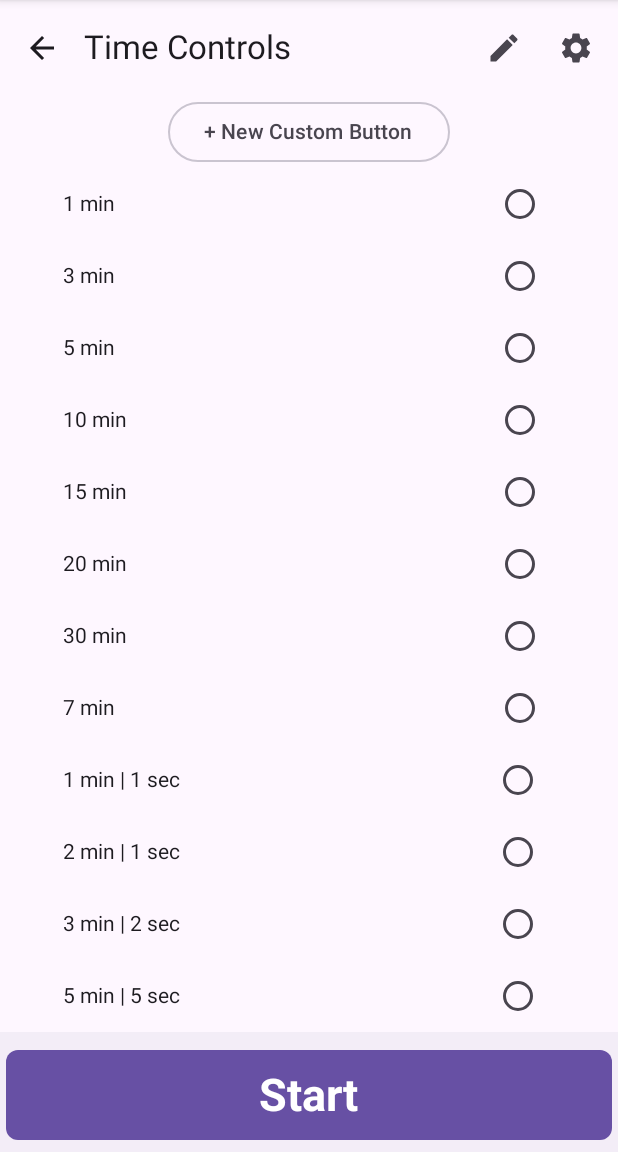
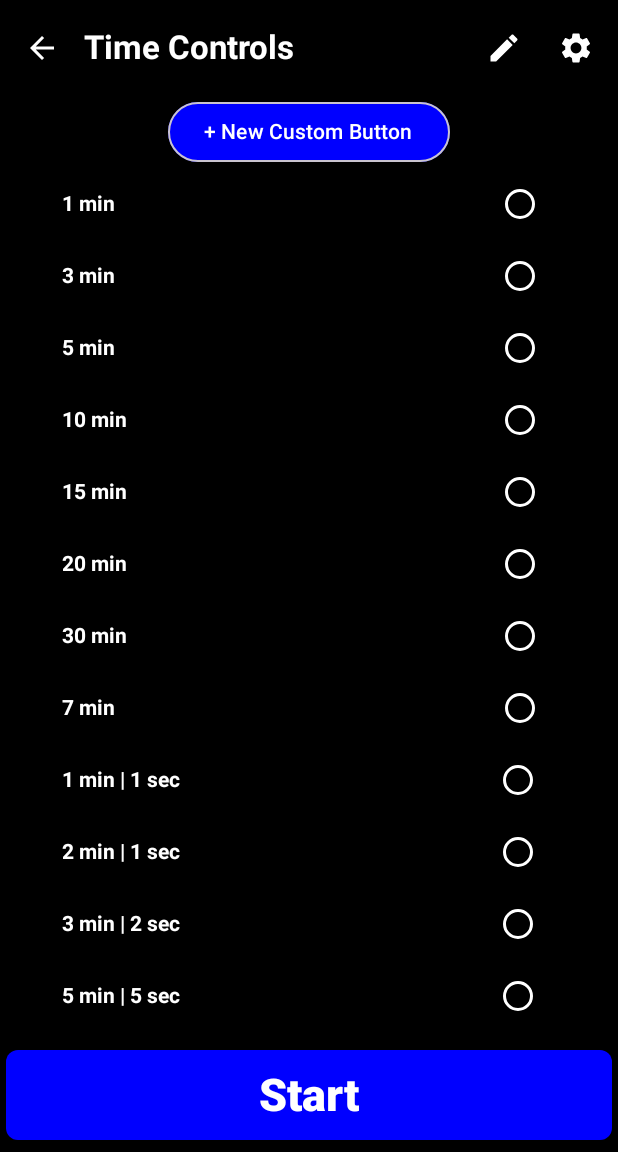
Before and after one commit to chakshuharsh/Chess-clock, an Android app built with Jetpack Compose: the screen it shows after launch (MainActivity), after a tap on "Settings", on a phone screen of 412 x 824 dp, the part 84-1236 px from its top. Run offline under Robolectric (Android 15) with nearby library versions, the phone set to English and light mode, and no system bars; 2 other taps on this screen came first.

Commit message:
Color change is finally done

```diff
--- a/app/src/main/java/UI/HomeScreen.kt
+++ b/app/src/main/java/UI/HomeScreen.kt
@@ -104,6 +104,19 @@ var isSoundOn by remember {
 }
 
 
+    var player1Color:Color by remember{
+        mutableStateOf(Color.DarkGray)
+    }
+    var player2Color:Color by remember{
+        mutableStateOf(Color.DarkGray)
+    }
+    var text1Color:Color by remember{
+        mutableStateOf(Color.Black)
+    }
+    var text2Color:Color by remember{
+        mutableStateOf(Color.Black)
+    }
+
 var isPaused by remember {
     mutableStateOf(false)
 } // used for checking whether game is paused or not
@@ -119,7 +132,7 @@ var isPaused by remember {
 
 //Button for player 1-> when clicked time of player 2 starts decrementing
         Button(
-            colors = ButtonDefaults.outlinedButtonColors(contentColor = Color.Black,),
+            colors = ButtonDefaults.outlinedButtonColors(contentColor = text1Color, containerColor = player1Color),
     onClick = {
 if(isPaused){
 
@@ -127,6 +140,10 @@ if(isPaused){
      else {
     if (viewModel.currentPLayer == 1) {
         if(isSoundOn){ mediaPlayer.start()}
+        player2Color=Saffron
+        text2Color=Color.White
+        player1Color=Color.DarkGray
+        text1Color=Color.Black
         viewModel.pausePlayer1Time()
         viewModel.incrementTimeForPLayer1()//increment time = 0  where increment is not selected but function call would take place
         startPlayer2TimeNonSuspend()
@@ -184,22 +201,30 @@ Column() {
                 .background(color=Color.Black)
 ){
     IconButton(
-        colors = IconButtonDefaults.filledIconButtonColors(containerColor = Color.Black, contentColor = Color.LightGray),
+        colors = IconButtonDefaults.filledIconButtonColors(containerColor = Color.Black, contentColor = Color.Gray),
         onClick = {
                if(viewModel.retrieveTimerState().isPlayer1Running){
+                   player1Color=Color.DarkGray
+                   text1Color=Color.Black
                    viewModel.pausePlayer1Time()
                isPaused=true
                }
         else if(viewModel.retrieveTimerState().isPlayer2Running){
+                   player2Color=Color.DarkGray
+                   text2Color=Color.Black
             viewModel.pausePlayer2Time()
         isPaused=true
         }
                   else{
                       if(viewModel.currentPLayer==2){
+                          player2Color=Saffron
+                          text2Color=Color.White
                           startPlayer2TimeNonSuspend()
                           isPaused=false
                       }
                else if(viewModel.currentPLayer==1){
+                          player1Color=Saffron
+                          text1Color=Color.White
                    startPlayer1TimeNonSuspend()
                isPaused=false
                }
@@ -234,12 +259,15 @@ Column() {
 
             //RESET BUTTON
     IconButton(
-        colors = IconButtonDefaults.filledIconButtonColors(containerColor = Color.Black, contentColor = Color.LightGray),
+        colors = IconButtonDefaults.filledIconButtonColors(containerColor = Color.Black, contentColor = Color.Gray),
         onClick = {
             viewModel.stopGame()
             isPaused=true
             isDialogVisible=true
-
+player2Color=Color.DarkGray
+            player1Color= Color.DarkGray
+            text2Color= Color.Black
+            text1Color=Color.Black
 
 
                   },
@@ -260,10 +288,18 @@ Column() {
                     },
                     onDismissRequest = {
 isDialogVisible=false
+                        player2Color=Color.DarkGray
+                        player1Color=Color.DarkGray
+                        text1Color=Color.Black
+                        text2Color=Color.Black
                     },
                     confirmButton = {
                         TextButton(
                             onClick = {
+                              player2Color=Color.DarkGray
+                                player1Color=Color.DarkGray
+                                text1Color=Color.Black
+                                text2Color=Color.Black
                                 viewModel.resetTimers()
                                 isDialogVisible=false
                                 isPaused=false
@@ -279,6 +315,10 @@ isDialogVisible=false
                                 viewModel.stopGame()
                                 isPaused=true
                                 isDialogVisible=false
+                                player2Color=Color.DarkGray
+                                player1Color=Color.DarkGray
+                                text1Color=Color.Black
+                                text2Color=Color.Black
 
                             }
                         ) {
@@ -295,7 +335,7 @@ isDialogVisible=false
 
             // Settings Button
             IconButton(
-                colors = IconButtonDefaults.filledIconButtonColors(containerColor = Color.Black, contentColor = Color.LightGray),
+                colors = IconButtonDefaults.filledIconButtonColors(containerColor = Color.Black, contentColor = Color.Gray),
                 onClick = {
 viewModel.stopGame()
             navController.navigate(Screen.TimerControl.name)
@@ -312,7 +352,7 @@ viewModel.stopGame()
     Spacer(modifier = Modifier.width(1.dp))
 
     IconButton(
-        colors = IconButtonDefaults.filledIconButtonColors(containerColor = Color.Black, contentColor = Color.LightGray),
+        colors = IconButtonDefaults.filledIconButtonColors(containerColor = Color.Black, contentColor = Color.Gray),
         onClick = {
             if(!isSoundOn){
                 secondMediaPlayer.start()
@@ -350,7 +390,7 @@ viewModel.stopGame()
 
 
         Button(
-            colors = ButtonDefaults.outlinedButtonColors(contentColor = Color.Black),
+            colors = ButtonDefaults.outlinedButtonColors(contentColor = text2Color, containerColor = player2Color),
                 onClick = {
 if(isPaused){
 
@@ -358,11 +398,17 @@ if(isPaused){
                 else {
     if (viewModel.currentPLayer == 2) {
 viewModel.increaseMove2()
-       if(isSoundOn){ mediaPlayer.start()}
+        if(isSoundOn){ mediaPlayer.start()}
+        player1Color=Saffron
+        text1Color=Color.White
+        player2Color=Color.DarkGray
+        text2Color=Color.Black
+        viewModel.pausePlayer2Time()
        viewModel.incrementTimeForPLayer2()
+        startPlayer1TimeNonSuspend()
         viewModel.switchPlayer()
-        startPlayer1TimeNonSuspend()
-        viewModel.pausePlayer2Time()
+
+
     }
 }
 
--- a/app/src/main/java/UI/TimerControl.kt
+++ b/app/src/main/java/UI/TimerControl.kt
@@ -21,21 +21,27 @@ import androidx.compose.material.icons.filled.ArrowBack
 import androidx.compose.material.icons.filled.Edit
 import androidx.compose.material.icons.filled.Settings
 import androidx.compose.material3.AlertDialog
+import androidx.compose.material3.AlertDialogDefaults.containerColor
 import androidx.compose.material3.BottomAppBar
 import androidx.compose.material3.Button
+import androidx.compose.material3.ButtonDefaults
 
 
 import androidx.compose.material3.ExperimentalMaterial3Api
 
 import androidx.compose.material3.Icon
 import androidx.compose.material3.IconButton
+import androidx.compose.material3.IconButtonDefaults
 import androidx.compose.material3.MaterialTheme
 import androidx.compose.material3.OutlinedButton
 import androidx.compose.material3.RadioButton
+import androidx.compose.material3.RadioButtonColors
+import androidx.compose.material3.RadioButtonDefaults
 import androidx.compose.material3.Scaffold
 import androidx.compose.material3.Text
 import androidx.compose.material3.TextButton
 import androidx.compose.material3.TopAppBar
+import androidx.compose.material3.TopAppBarColors
 import androidx.compose.material3.TopAppBarDefaults
 import androidx.compose.material3.rememberTopAppBarState
 import androidx.compose.runtime.Composable
@@ -46,6 +52,7 @@ import androidx.compose.ui.Modifier
 import androidx.compose.ui.graphics.Color
 import androidx.compose.ui.input.nestedscroll.nestedScroll
 import androidx.compose.ui.res.stringResource
+import androidx.compose.ui.text.font.FontWeight
 import androidx.compose.ui.text.style.TextOverflow
 
 import androidx.compose.ui.tooling.preview.Preview
@@ -85,8 +92,10 @@ viewModel: ChessTimeViewModel,
         Text(
 //            "${obj.minutes} min"
           text=textContent,
-
-            modifier = Modifier.clickable {
+color=Color.White,
+            fontWeight = FontWeight.Bold,
+            modifier = Modifier
+                .clickable {
                 selected = !selected
                 timeSelected=obj.minutes
 increment=obj.seconds
@@ -94,6 +103,7 @@ increment=obj.seconds
 //                    viewModel.setSelectedTimeInMinutes(obj.minutes)
 //                }
             }
+
         )
        if(obj.seconds!=0&&obj.minutes<10){ Spacer(modifier = Modifier.width(185.dp))}
        else if(obj.seconds!=0){
@@ -111,6 +121,11 @@ increment=obj.seconds
 
         RadioButton(
             selected = selected,
+            colors = RadioButtonDefaults.colors(
+                selectedColor = Color.Green,
+                unselectedColor = Color.White
+
+            ),
             onClick = {
                timeSelected=obj.minutes
                 selected = !selected
@@ -142,43 +157,57 @@ var isDialogvisibleTimerScreen:Boolean by remember{
 
 
     Scaffold(
-        modifier = Modifier.nestedScroll(scrollBehavior.nestedScrollConnection),
+        modifier = Modifier
+            .nestedScroll(scrollBehavior.nestedScrollConnection),
 
+containerColor = Color.Black,
         topBar = {
             TopAppBar(
 
+                colors = TopAppBarDefaults.smallTopAppBarColors(containerColor = Color.Black),
 
-
-                modifier = Modifier.background(Color.Black), // Set background color
+                // Set background color
 
 
                         title = {
-                    Text(
+
+                            Text(
                         "Time Controls",
                         maxLines = 1,
-                        overflow = TextOverflow.Ellipsis
-                    )
+                        overflow = TextOverflow.Ellipsis,
+                    color=Color.White,
+                                fontWeight=FontWeight.Bold
+                            )
                 },
 
 
+
                 navigationIcon = {
-                    IconButton(onClick = { navController.navigate(Screen.HomeScreen.name) }) {
+                    IconButton(
+                        colors = IconButtonDefaults.filledIconButtonColors( contentColor = Color.White, containerColor = Color.Black),
+                        onClick = { navController.navigate(Screen.HomeScreen.name) }
+                    ) {
                         Icon(
                             imageVector = Icons.Filled.ArrowBack,
                             contentDescription = "Returning to homescreen"
+
                         )
                     }
                 },
 
 
                 actions = {
-                    IconButton(onClick = { /* do something */ }) {
+                    IconButton(
+                        colors = IconButtonDefaults.filledIconButtonColors(containerColor = Color.Black, contentColor = Color.White),
+                        onClick = { /* do something */ }) {
                         Icon(
                             imageVector = Icons.Filled.Edit,
                             contentDescription = "Edit presets"
                         )
                     }
-                    IconButton(onClick = { /* do something */ }) {
+                    IconButton(
+                        colors = IconButtonDefaults.filledIconButtonColors(containerColor = Color.Black, contentColor = Color.White),
+                        onClick = { /* do something */ }) {
                         Icon(
                             imageVector = Icons.Filled.Settings,
                             contentDescription = "Settings"
@@ -190,9 +219,12 @@ var isDialogvisibleTimerScreen:Boolean by remember{
         },
         bottomBar = {
             BottomAppBar(
-                contentColor = Color.White, // Set your content color
+                containerColor = Color.Black
+
+                // Set your content color
             ){
                 Button(
+                    colors = ButtonDefaults.outlinedButtonColors(containerColor = Color.Blue),
                            onClick = {
                               isDialogvisibleTimerScreen=true
 //                               viewModel.setSelectedTimeInMinutes(timeSelected, increment)
@@ -204,17 +236,21 @@ var isDialogvisibleTimerScreen:Boolean by remember{
                            modifier= Modifier
                                .weight(1f)
                                .height(60.dp)
+                               .background(Color.Black)
 
 
                        ){
                            Text(
+                              color=Color.White,
                                text = stringResource(id = start),
-                           style= customTextStyleforstart
+                           style= customTextStyleforstart,
+                               fontWeight = FontWeight.ExtraBold
                            )
                        } // Start Button text
             }
         } // Scrolling behaviour in bottom bar is pending
     )
+
     { innerPadding ->
         Column(
             modifier = Modifier
@@ -223,10 +259,17 @@ var isDialogvisibleTimerScreen:Boolean by remember{
             verticalArrangement = Arrangement.Top,
             horizontalAlignment = Alignment.CenterHorizontally
         ) {
+            Spacer(modifier = Modifier.width(4.dp))
+
             OutlinedButton(
+                colors = ButtonDefaults.outlinedButtonColors(containerColor = Color.Blue),
                 onClick = { }
             ) {
-                Text(text = stringResource(id = R.string.newbutton)) // we need concatenation of two string "+" and " New Custom button" for different colors
+                Text(
+                    text = stringResource(id = R.string.newbutton),
+                    color=Color.White
+
+                ) // we need concatenation of two string "+" and " New Custom button" for different colors
 
             }
             Spacer(modifier = Modifier.width(1.dp))
```
